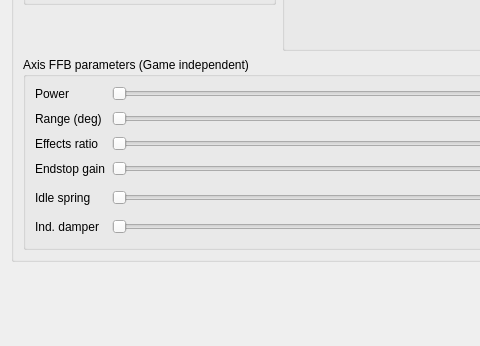
The window that res/axis_ui.ui (Ultrawipf/OpenFFBoard-configurator) describes before a commit, drawn with Qt 5; both pictures show x 0 to 480 and y 126 to 472 of the 847 by 472 pixel window.
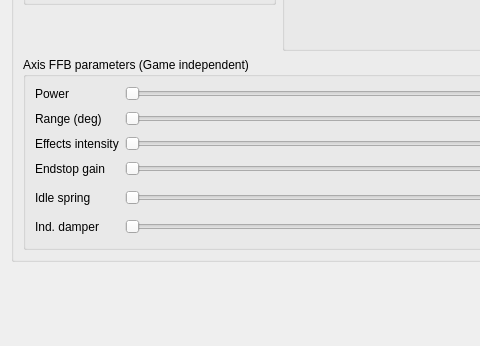
The same window after the commit.

Commit message: Fixed encoder widget update event

```diff
--- a/res/axis_ui.ui
+++ b/res/axis_ui.ui
@@ -301,7 +301,7 @@
             <string>&lt;html&gt;&lt;head/&gt;&lt;body&gt;&lt;p&gt;High = Effects and endstop have the same peak torque. Low = effect peak is reduced to make endstop more prominent&lt;/p&gt;&lt;/body&gt;&lt;/html&gt;</string>
            </property>
            <property name="text">
-            <string>Effects ratio</string>
+            <string>Effects intensity</string>
            </property>
           </widget>
          </item>
```
The commit also changes 2 other files.
